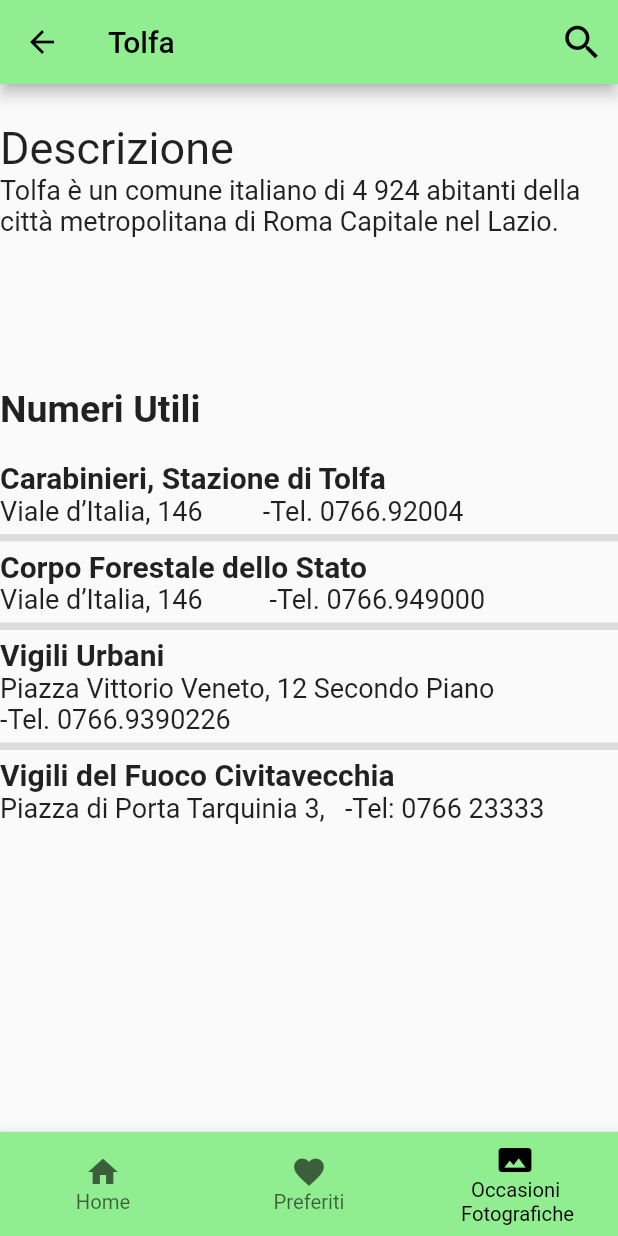
After one commit to LorenzoCristini/borough_king, a Flutter app: the Info_Tolfa screen opened directly, on a phone screen of 412 x 824 dp. The commit adds this screen. Run offline on Flutter 3.47's test engine with Material 2 defaults, Android fonts, the light colour scheme and no system bars.

Commit message:
added info Tolfa

```diff
--- a/lib/widgets/Borghi_Attivita.dart
+++ b/lib/widgets/Borghi_Attivita.dart
@@ -8,7 +8,7 @@ import "package:borough_king/widgets/occasioni_fotografiche.dart";
 import "package:flutter/src/rendering/box.dart";
 import 'package:flutter/src/rendering/sliver_multi_box_adaptor.dart';
 import 'package:borough_king/main.dart';
-
+import 'package:borough_king/widgets/Tolfa/info.dart';
 class Attivita {
   String nome;
   String foto;
@@ -51,6 +51,20 @@ class Borghi_Attivita_Tolfa extends StatelessWidget {
             Container(
               child: Image.asset('assets/images/tolfa.jpg'),
             ),
+            Container(
+                alignment: Alignment.topRight,
+                child: IconButton(
+                    icon: Icon(
+                      Icons.info_outlined,
+                      color: Colors.white,
+                      size: 35.0,
+                    ),
+                    onPressed: () {
+                      Navigator.push(
+                          context,
+                          MaterialPageRoute(
+                              builder: (context) => Info_Tolfa()));
+                    })),
             Padding(
               padding: EdgeInsets.fromLTRB(0, 180, 0, 0),
               child: Container(
--- /dev/null
+++ b/lib/widgets/Tolfa/info.dart
@@ -0,0 +1,127 @@
+import 'dart:math';
+import 'package:borough_king/main.dart';
+import 'package:flutter/cupertino.dart';
+import 'package:flutter/foundation.dart';
+import "package:flutter/material.dart";
+import "package:borough_king/widgets/preferiti.dart";
+import "package:borough_king/widgets/occasioni_fotografiche.dart";
+import "package:flutter/src/rendering/box.dart";
+import 'package:flutter/src/rendering/sliver_multi_box_adaptor.dart';
+import 'package:borough_king/main.dart';
+
+class Info_Tolfa extends StatelessWidget {
+  @override
+  Widget build(BuildContext context) {
+    return Scaffold(
+      appBar: AppBar(
+        title: Text("Tolfa", style: TextStyle(color: Colors.black)),
+        backgroundColor: Color(0xff90EE90),
+        iconTheme: IconThemeData(color: Colors.black),
+        actions: <Widget>[
+          IconButton(
+            icon: Icon(
+              Icons.search,
+              color: Colors.black,
+              size: 30,
+            ),
+            onPressed: () {},
+          )
+        ],
+      ),
+      body: ListView(
+        children: <Widget>[
+          SizedBox(
+            height: 25,
+          ),
+          Text(
+            'Descrizione',
+            style: TextStyle(fontSize: 30),
+          ),
+          Text(
+            "Tolfa è un comune italiano di 4 924 abitanti della città metropolitana di Roma Capitale nel Lazio.",
+            style: TextStyle(fontSize: 18),
+          ),
+          SizedBox(
+            height: 100,
+          ),
+          Text("Numeri Utili",
+              style: TextStyle(fontSize: 25, fontWeight: FontWeight.bold)),
+          SizedBox(height: 20),
+          Text("Carabinieri, Stazione di Tolfa",
+              style: TextStyle(fontSize: 20, fontWeight: FontWeight.bold)),
+          Text("Viale d’Italia, 146         -Tel. 0766.92004",
+              style: TextStyle(fontSize: 18)),
+          Divider(
+            height: 15,
+            thickness: 5,
+          ),
+          Text("Corpo Forestale dello Stato",
+              style: TextStyle(fontSize: 20, fontWeight: FontWeight.bold)),
+          Text("Viale d’Italia, 146          -Tel. 0766.949000",
+              style: TextStyle(fontSize: 18)),
+          Divider(
+            height: 15,
+            thickness: 5,
+          ),
+          Text("Vigili Urbani",
+              style: TextStyle(fontSize: 20, fontWeight: FontWeight.bold)),
+          Text(
+              "Piazza Vittorio Veneto, 12 Secondo Piano             -Tel. 0766.9390226",
+              style: TextStyle(fontSize: 18)),
+          Divider(
+            height: 15,
+            thickness: 5,
+          ),
+          Text("Vigili del Fuoco Civitavecchia",
+              style: TextStyle(fontSize: 20, fontWeight: FontWeight.bold)),
+          Text("Piazza di Porta Tarquinia 3,   -Tel: 0766 23333",
+              style: TextStyle(fontSize: 18)),
+        ],
+      ),
+      bottomNavigationBar: BottomNavigationBar(
+        // Server per inserire la barra inferiore
+        currentIndex: 2,
+        type: BottomNavigationBarType.fixed,
+        backgroundColor: Color(0xff90EE90),
+        selectedItemColor: Colors.black,
+        unselectedItemColor: Colors.black.withOpacity(.60),
+        selectedFontSize: 13.5,
+        unselectedFontSize: 13.5,
+        onTap: (value) {
+          // Respond to item press.
+          //Ogni bottone ha un indice e gli indici partono da 0 quindi il primo è la home e gli altri a seguire
+          if (value == 0) {
+            Navigator.push(
+              context,
+              MaterialPageRoute(builder: (context) => HomePage()),
+            );
+          } else if (value == 1) {
+            Navigator.push(
+              context,
+              MaterialPageRoute(builder: (context) => preferiti()),
+            );
+          } else if (value == 2) {
+            Navigator.push(
+              context,
+              MaterialPageRoute(builder: (context) => occasioniFotografiche()),
+            );
+          }
+        },
+        items: [
+          BottomNavigationBarItem(
+            label: 'Home',
+            icon: Icon(Icons.home),
+          ),
+          BottomNavigationBarItem(
+            label: 'Preferiti',
+            icon: Icon(Icons.favorite),
+          ),
+          BottomNavigationBarItem(
+            label: '   Occasioni\n Fotografiche',
+            icon: Icon(Icons.panorama),
+          ),
+        ],
+      ),
+    );
+  }
+}
--- a/lib/widgets/preferiti.dart
+++ b/lib/widgets/preferiti.dart
@@ -1,5 +1,6 @@
 import 'dart:math';
 import 'package:borough_king/main.dart';
+import 'package:borough_king/widgets/occasioni_fotografiche.dart';
 import 'package:flutter/cupertino.dart';
 import 'package:flutter/foundation.dart';
 import "package:flutter/material.dart";
@@ -37,7 +38,7 @@ class preferiti extends StatelessWidget {
           } else if (value == 2) {
             Navigator.push(
               context,
-              MaterialPageRoute(builder: (context) => notImplemented()),
+              MaterialPageRoute(builder: (context) => occasioniFotografiche()),
             );
           }
         },
```
Also changed, not shown: lib/widgets/Tolfa/kek.dart (deleted).
